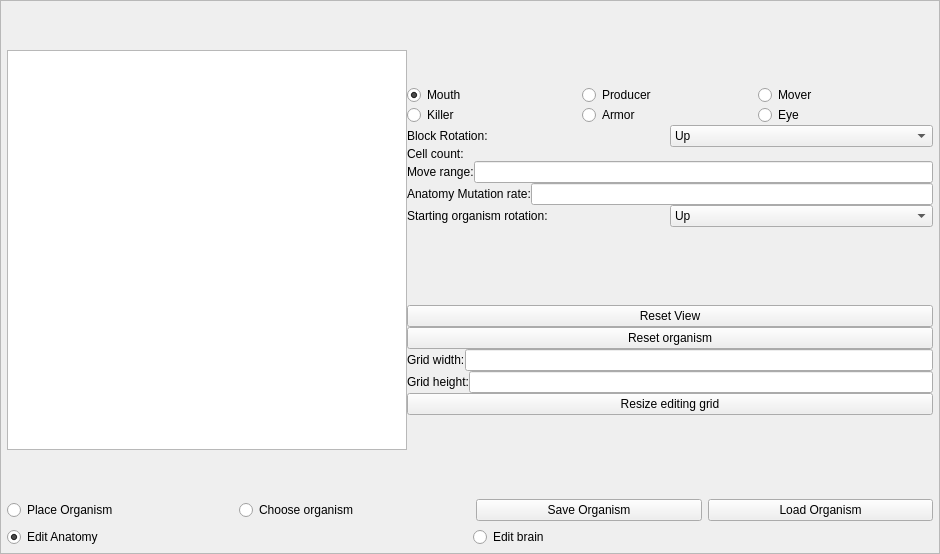
Old version of the form Source/UiFiles/editor.ui in the repository SuperSpaceEye/LifeEngineExtended.
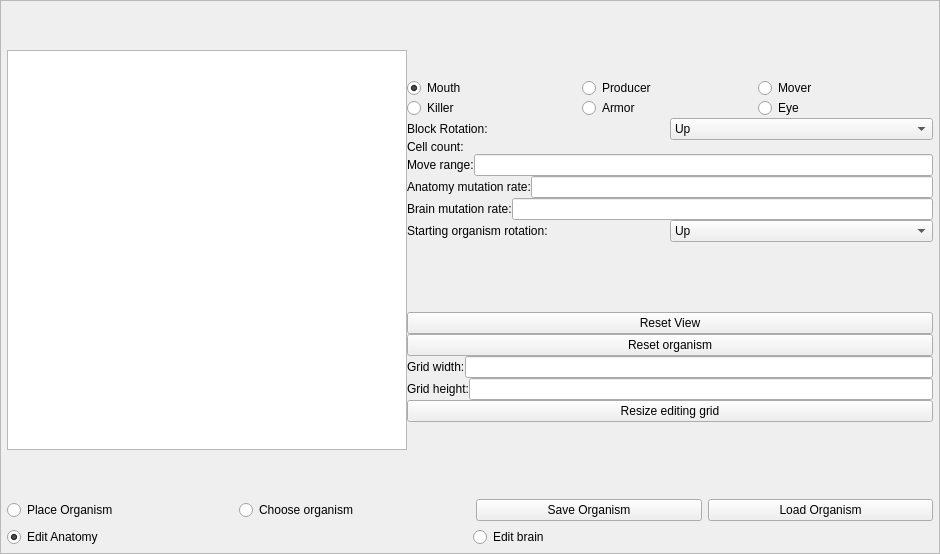
New version of the form.

Commit message: Organism editor is finished.

```diff
--- a/Source/UiFiles/editor.ui
+++ b/Source/UiFiles/editor.ui
@@ -39,8 +39,8 @@
        <rect>
         <x>0</x>
         <y>0</y>
-        <width>924</width>
-        <height>592</height>
+        <width>938</width>
+        <height>552</height>
        </rect>
       </property>
       <layout class="QHBoxLayout" name="horizontalLayout_2">
@@ -105,7 +105,7 @@
               <item>
                <layout class="QVBoxLayout" name="verticalLayout_2" stretch="1">
                 <item>
-                 <layout class="QHBoxLayout" name="horizontalLayout_3" stretch="1,1">
+                 <layout class="QHBoxLayout" name="horizontalLayout_3" stretch="0,1">
                   <item>
                    <widget class="QGraphicsView" name="editor_graphicsView">
                     <property name="sizePolicy">
@@ -132,7 +132,7 @@
                    </widget>
                   </item>
                   <item>
-                   <layout class="QVBoxLayout" name="verticalLayout_5" stretch="0,0,0,0,0,0,0,0,0,0,0,0,0,0,0">
+                   <layout class="QVBoxLayout" name="verticalLayout_5" stretch="0,0,0,0,0,0,0,0,0,0,0,0,0,0,0,0">
                     <item>
                      <spacer name="verticalSpacer_2">
                       <property name="orientation">
@@ -141,7 +141,7 @@
                       <property name="sizeHint" stdset="0">
                        <size>
                         <width>20</width>
-                        <height>40</height>
+                        <height>0</height>
                        </size>
                       </property>
                      </spacer>
@@ -297,7 +297,7 @@
                          </sizepolicy>
                         </property>
                         <property name="text">
-                         <string>Anatomy Mutation rate:</string>
+                         <string>Anatomy mutation rate:</string>
                         </property>
                        </widget>
                       </item>
@@ -313,6 +313,20 @@
                       </item>
                      </layout>
                     </item>
+                    <item>
+                     <layout class="QHBoxLayout" name="horizontalLayout_15">
+                      <item>
+                       <widget class="QLabel" name="label_6">
+                        <property name="text">
+                         <string>Brain mutation rate:</string>
+                        </property>
+                       </widget>
+                      </item>
+                      <item>
+                       <widget class="QLineEdit" name="le_brain_mutation_rate"/>
+                      </item>
+                     </layout>
+                    </item>
                     <item>
                      <layout class="QHBoxLayout" name="horizontalLayout_13">
                       <item>
@@ -356,7 +370,7 @@
                       <property name="sizeHint" stdset="0">
                        <size>
                         <width>20</width>
-                        <height>40</height>
+                        <height>0</height>
                        </size>
                       </property>
                      </spacer>
@@ -418,7 +432,7 @@
                       <property name="sizeHint" stdset="0">
                        <size>
                         <width>20</width>
-                        <height>40</height>
+                        <height>0</height>
                        </size>
                       </property>
                      </spacer>
```
Left out of the diff: 23 changed lines with no effect on the pictures. The commit also changes 10 other files.
